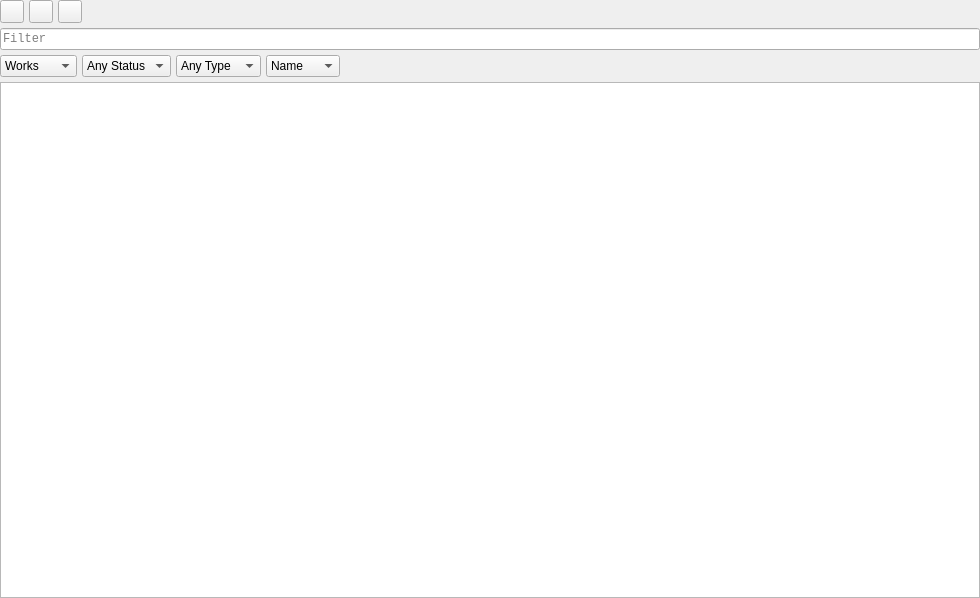
This is src/UI/BrowsePage/BrowsePage.ui in NikolaRoev/Tracker as Qt 5 draws it before an edit. The edited form follows.
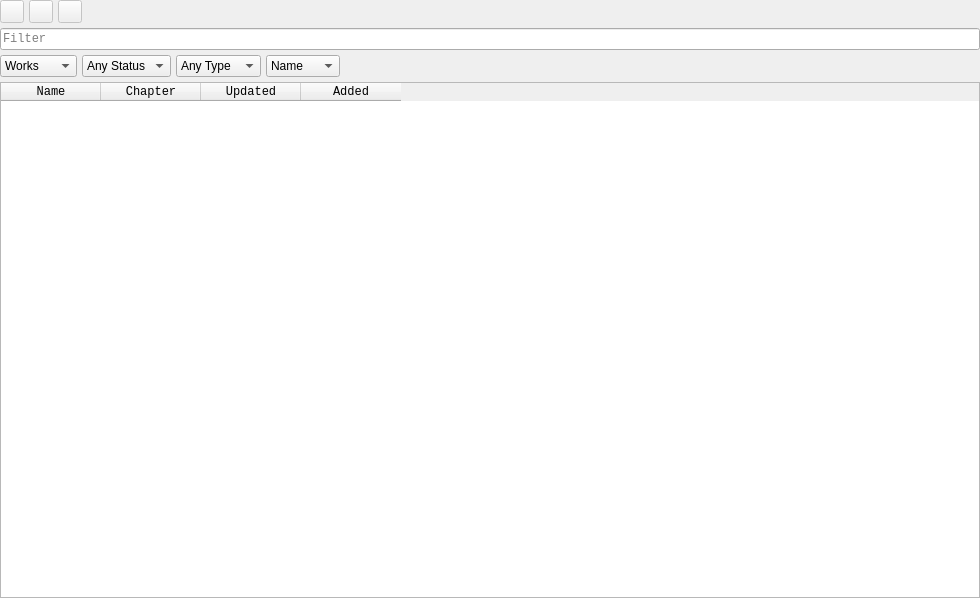
This is the edited form. Icons and pictures are not drawn.

The edit to the form file:
```diff
--- a/src/UI/BrowsePage/BrowsePage.ui
+++ b/src/UI/BrowsePage/BrowsePage.ui
@@ -36,6 +36,9 @@
      </property>
      <item>
       <widget class="QToolButton" name="backToolButton">
+       <property name="enabled">
+        <bool>false</bool>
+       </property>
        <property name="icon">
         <iconset resource="../../../resources/resources.qrc">
          <normaloff>:/icons/icons/left-arrow.png</normaloff>:/icons/icons/left-arrow.png</iconset>
@@ -44,6 +47,9 @@
      </item>
      <item>
       <widget class="QToolButton" name="forwardToolButton">
+       <property name="enabled">
+        <bool>false</bool>
+       </property>
        <property name="icon">
         <iconset resource="../../../resources/resources.qrc">
          <normaloff>:/icons/icons/right-arrow.png</normaloff>:/icons/icons/right-arrow.png</iconset>
@@ -52,6 +58,9 @@
      </item>
      <item>
       <widget class="QToolButton" name="homeToolButton">
+       <property name="enabled">
+        <bool>false</bool>
+       </property>
        <property name="icon">
         <iconset resource="../../../resources/resources.qrc">
          <normaloff>:/icons/icons/house.png</normaloff>:/icons/icons/house.png</iconset>
@@ -273,6 +282,26 @@
          <attribute name="verticalHeaderHighlightSections">
           <bool>false</bool>
          </attribute>
+         <column>
+          <property name="text">
+           <string>Name</string>
+          </property>
+         </column>
+         <column>
+          <property name="text">
+           <string>Chapter</string>
+          </property>
+         </column>
+         <column>
+          <property name="text">
+           <string>Updated</string>
+          </property>
+         </column>
+         <column>
+          <property name="text">
+           <string>Added</string>
+          </property>
+         </column>
         </widget>
        </item>
       </layout>
```
